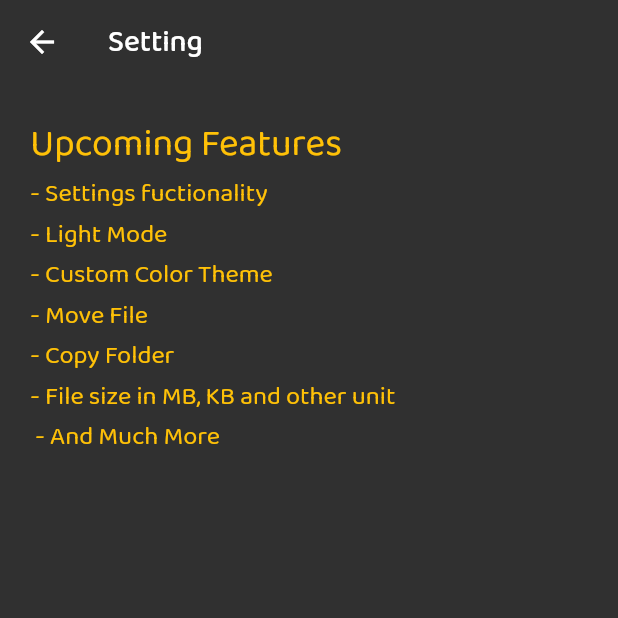
After one commit to MihirGorasiya/file_explorer, a Flutter app: the SettingPage screen opened directly, on a phone screen of 412 x 824 dp, the top half of it. The commit adds this screen. Run offline on Flutter 3.47's test engine with Material 2 defaults, Android fonts, the phone set to English and light mode, and no system bars; our stand-ins replace easy_splash_screen, get, google_fonts, open_file, permission_handler; missing offline and left inert: disk_space.

Commit message:
- v1 Completed - splash screen added - setting page added

```diff
--- a/lib/pages/p_explorer.dart
+++ b/lib/pages/p_explorer.dart
@@ -1,6 +1,5 @@
 //ignore_for_file: prefer_const_literals_to_create_immutables, use_build_context_synchronously
 import 'dart:io';
-import 'dart:math';
 
 import 'package:file_manager/statecontrol/controller.dart';
 import 'package:flutter/material.dart';
--- /dev/null
+++ b/lib/pages/p_setting.dart
@@ -0,0 +1,35 @@
+// ignore_for_file: prefer_const_constructors
+
+import 'package:flutter/material.dart';
+
+class SettingPage extends StatelessWidget {
+  const SettingPage({Key? key}) : super(key: key);
+
+  @override
+  Widget build(BuildContext context) {
+    TextStyle tStyle = const TextStyle(color: Colors.amber, fontSize: 17);
+    return Scaffold(
+      appBar: AppBar(title: Text('Setting')),
+      body: Padding(
+        padding: const EdgeInsets.all(20.0),
+        child: Column(
+          mainAxisAlignment: MainAxisAlignment.start,
+          crossAxisAlignment: CrossAxisAlignment.start,
+          children: [
+            Text(
+              'Upcoming Features',
+              style: TextStyle(
+                color: Colors.amber,
+                fontSize: 25,
+              ),
+            ),
+            Text(
+              '- Settings fuctionality \n- Light Mode \n- Custom Color Theme \n- Move File \n- Copy Folder \n- File size in MB, KB and other unit\n - And Much More',
+              style: tStyle,
+            ),
+          ],
+        ),
+      ),
+    );
+  }
+}
--- a/pubspec.yaml
+++ b/pubspec.yaml
@@ -29,6 +29,7 @@ environment:
 dependencies:
   cupertino_icons: ^1.0.2
   disk_space: ^0.2.1
+  easy_splash_screen: ^1.0.3
   flutter:
     sdk: flutter
   get: ^4.6.5
```
Also changed, not shown: lib/main.dart (+23 -1 lines), lib/pages/p_home.dart (+9 -3 lines), lib/pages/p_search.dart (added, +119 -0 lines), assets/file_explorer_logo.png (added), pubspec.lock.
